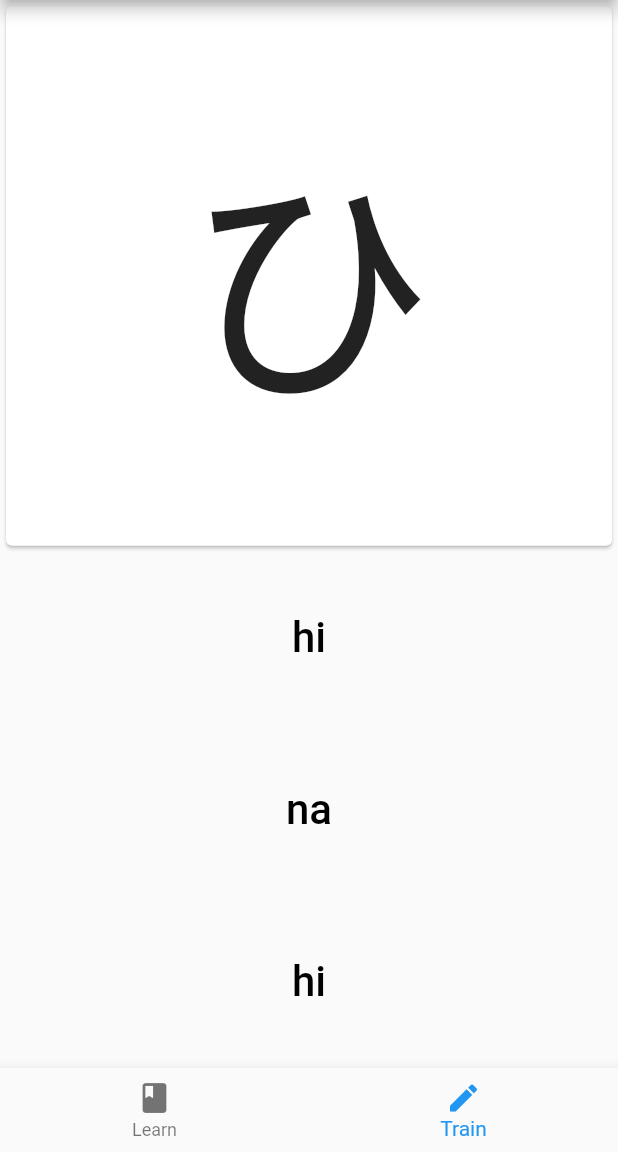
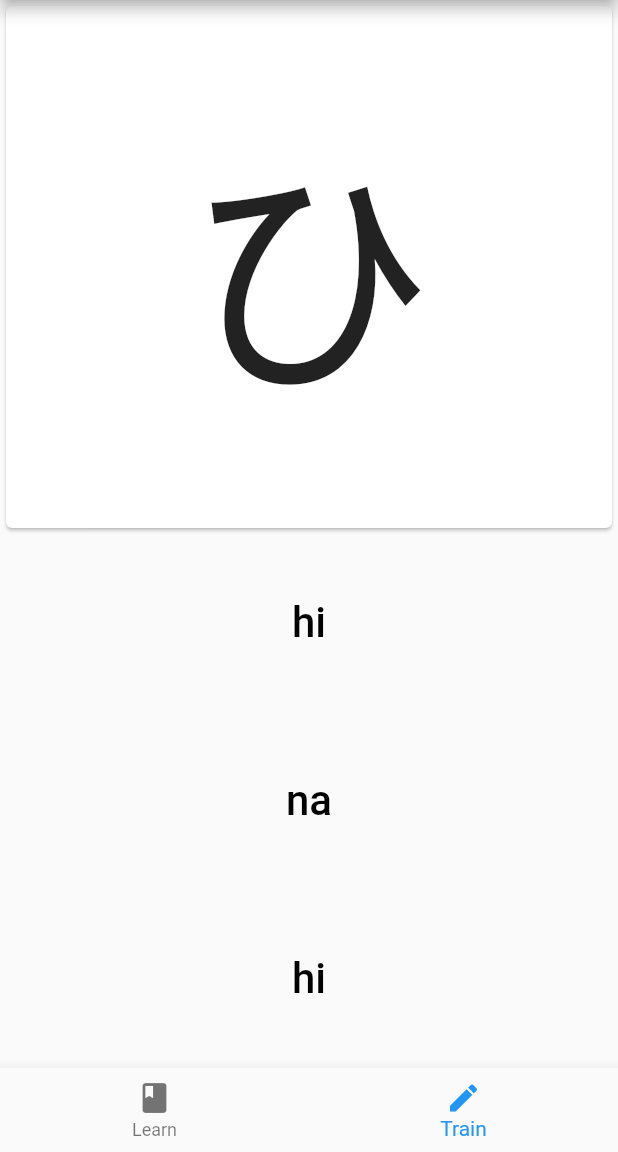
Before and after one commit to JonathanRN/ProgrammationMobile2_TP3, a Flutter app: the screen it shows after launch, item 2 of the bottom bar chosen, on a phone screen of 412 x 824 dp, the part 84-1236 px from its top. Run offline on Flutter 3.47's test engine with Material 2 defaults, Android fonts, the phone set to English and light mode, and no system bars.

```diff
--- a/lib/app/hiragana/question_card.dart
+++ b/lib/app/hiragana/question_card.dart
@@ -3,22 +3,21 @@ import 'package:flutter/material.dart';
 class QuestionCard extends StatelessWidget {
   final _hiraganaCharacter;
 
-  QuestionCard({value = ""})
-      : _hiraganaCharacter = value;
+  QuestionCard({value = ""}) : _hiraganaCharacter = value;
 
   @override
   Widget build(BuildContext context) {
-    return AspectRatio(
-      aspectRatio: 1.12,
+    final Orientation orientation = MediaQuery.of(context).orientation;
+    final bool isLandscape = orientation == Orientation.landscape;
+
+    return Expanded(
         child: Card(
-        child: Padding(
-            padding: EdgeInsets.all(15),
           child: Center(
             child: Text(
               _hiraganaCharacter,
-                textScaleFactor: 12,
+              textScaleFactor: isLandscape ? 4 : 12,
             ),
-            )),
+          ),
         ),
     );
   }
--- a/lib/app/routes/learn_route.dart
+++ b/lib/app/routes/learn_route.dart
@@ -9,13 +9,15 @@ class LearnRoute extends StatelessWidget {
     var strings = Strings.of(context);
     final _keys = Hiraganas.keys.toList();
     final _values = Hiraganas.values.toList();
+    final Orientation orientation = MediaQuery.of(context).orientation;
+    final bool isLandscape = orientation == Orientation.landscape;
 
     return Scaffold(
       appBar: AppBar(
         title: Text(strings.title),
       ),
       body: GridView.count(
-        crossAxisCount: 2,
+        crossAxisCount: isLandscape ? 3 : 2,
         children: List.generate(Hiraganas.length, (index) {
           return Center(
             child: HiraganaCard(
```
Lines whose indentation alone changed are shown as unchanged.
